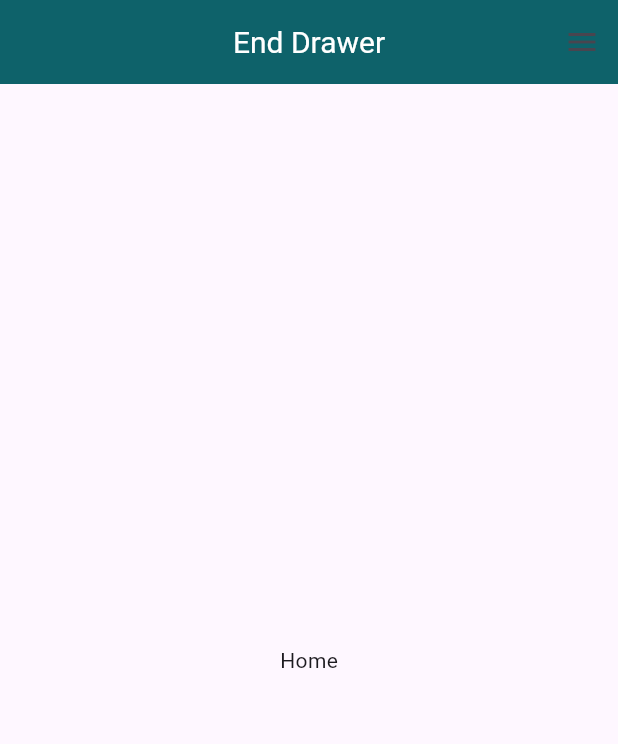
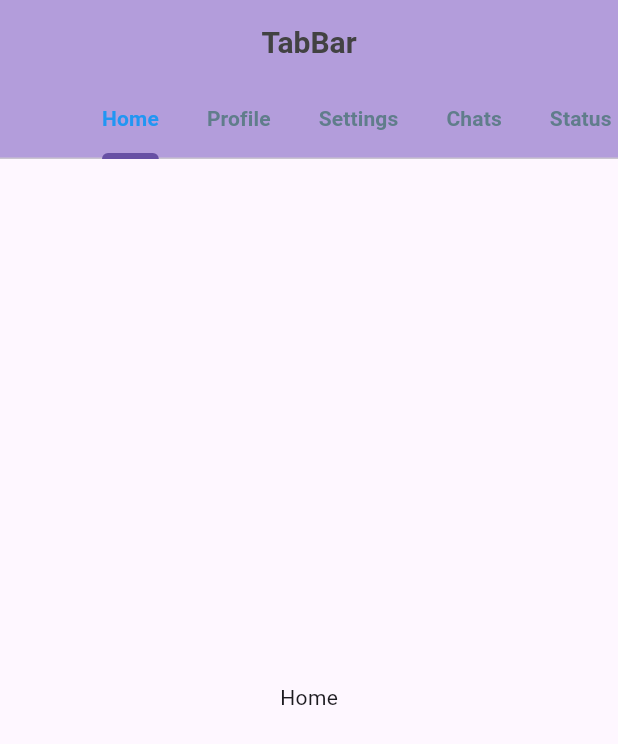
Before and after one commit to tanvirmirza/flutter-build, a Flutter app: the screen it shows after launch, on a phone screen of 412 x 824 dp. Shown: the top 744 px of the screen. Run offline on Flutter 3.47's test engine with Material 3 defaults, Android fonts, the phone set to English and light mode, and no system bars; our stand-ins replace device_preview, font_awesome_flutter.

Commit message:
widget: Practice Day Four

```diff
--- a/lib/home.dart
+++ b/lib/home.dart
@@ -1,8 +1,7 @@
 import 'package:flutter/material.dart';
-import 'widgets-day/Day_03/07_pass-data.dart';
-import 'widgets-day/Day_03/08_bottom-nav.dart';
-import 'widgets-day/Day_03/09_navigation-drawer.dart';
-import 'widgets-day/Day_03/10_end-drawer.dart';
+import 'widgets-day/Day_04/01_theme.dart';
+import 'widgets-day/Day_04/09_tabbar-view.dart';
+import 'widgets-day/Day_04/10_reuseble-custom-widget.dart';
 
 class HomePage extends StatelessWidget {
   const HomePage({super.key});
@@ -10,28 +9,9 @@ class HomePage extends StatelessWidget {
   @override
   Widget build(BuildContext context) {
     return MaterialApp(
-        theme: ThemeData(
-            // primarySwatch: Colors.blueGrey,
-            appBarTheme: AppBarTheme(
-                color: Color(0xFF0E626A),
-                centerTitle: true,
-                titleSpacing: 5,
-                titleTextStyle: TextStyle(color: Colors.white, fontSize: 20)),
-            textTheme: TextTheme(
-              headlineLarge: TextStyle(
-                fontSize: 20,
-                fontWeight: FontWeight.bold,
-                color: Colors.black,
-              ),
-              bodyLarge: TextStyle(
-                fontSize: 18,
-                color: Colors.black,
-              ),
-            )),
+        theme: KTheme(),
         debugShowCheckedModeBanner: false,
-        title: " PRACTICE WIDGETS",
-        home: Scaffold(
-          body: KEndDrawer(),
-        ));
+        title: "PRACTICE WIDGETS",
+        home: KTabbarView());
   }
 }
--- /dev/null
+++ b/lib/widgets-day/Day_04/01_theme.dart
@@ -0,0 +1,46 @@
+import 'package:flutter/material.dart';
+
+ThemeData KTheme() {
+  return ThemeData(
+    // primaryColor: ,
+    appBarTheme: AppBarTheme(
+        centerTitle: true,
+        backgroundColor: Colors.deepPurple.shade200,
+        titleSpacing: 5,
+        titleTextStyle: TextStyle(
+            color: Colors.grey.shade800,
+            fontSize: 20,
+            fontWeight: FontWeight.bold)),
+    textTheme: TextTheme(
+      headlineLarge: TextStyle(fontSize: 30, color: Colors.black),
+      bodyLarge: TextStyle(
+        fontSize: 20,
+        fontWeight: FontWeight.bold,
+        color: Colors.black,
+      ),
+    ),
+    buttonTheme: ButtonThemeData(buttonColor: Colors.purpleAccent),
+    bottomNavigationBarTheme:
+        BottomNavigationBarThemeData(backgroundColor: Colors.deepPurple),
+    bottomSheetTheme: BottomSheetThemeData(backgroundColor: Colors.deepOrange),
+    drawerTheme: DrawerThemeData(backgroundColor: Colors.purple),
+    dropdownMenuTheme: DropdownMenuThemeData(
+        textStyle: TextStyle(backgroundColor: Colors.black38)),
+    cardTheme: CardTheme(color: Colors.purple.shade100, elevation: 10),
+    //  progressIndicatorTheme: ,
+    //  dialogTheme: ,
+    checkboxTheme: CheckboxThemeData(
+        // checkColor: MaterialStateProperty.all(Colors.white),
+        // fillColor: MaterialStateProperty.all(Colors.deepPurple)
+        shape: RoundedRectangleBorder(borderRadius: BorderRadius.circular(5))),
+    snackBarTheme: SnackBarThemeData(
+        backgroundColor: Colors.blueGrey,
+        actionTextColor: Colors.deepOrange[100]),
+    //  tabBarTheme: ,
+    //  chipTheme: ,
+    //  tooltipTheme: ,
+    //  toggleButtonsTheme: ,
+    //  switchTheme: ,
+    //  popupMenuTheme: ,
+  );
+}
--- /dev/null
+++ b/lib/widgets-day/Day_04/09_tabbar-view.dart
@@ -0,0 +1,55 @@
+import 'package:flutter/material.dart';
+
+class KTabbarView extends StatefulWidget {
+  const KTabbarView({super.key});
+
+  @override
+  State<KTabbarView> createState() => _KTabbarViewState();
+}
+
+class _KTabbarViewState extends State<KTabbarView> {
+  @override
+  Widget build(BuildContext context) {
+    return DefaultTabController(
+      length: 6,
+      child: Builder(
+        builder: (context) {
+          debugPrint(DefaultTabController.of(context).length.toString());
+
+          return Scaffold(
+            appBar: AppBar(
+              title: const Text('TabBar'),
+              bottom: const TabBar(
+                isScrollable: true,
+                indicatorWeight: 4,
+                unselectedLabelColor: Colors.blueGrey,
+                labelColor: Colors.blue,
+                labelStyle: TextStyle(fontWeight: FontWeight.bold, fontSize: 14),
+                tabs: [
+                  Tab(text: 'Home'),
+                  Tab(text: 'Profile'),
+                  Tab(text: 'Settings'),
+                  Tab(text: 'Chats'),
+                  Tab(text: 'Status'),
+                  Tab(text: 'Camera'),
+                ],
+              ),
+            ),
+            body: const SafeArea(
+              child: TabBarView(
+                children: [
+                  Center(child: Text("Home")),
+                  Center(child: Text("Profile")),
+                  Center(child: Text("Settings")),
+                  Center(child: Text("Chats")),
+                  Center(child: Text("Status")),
+                  Center(child: Text("Camera")),
+                ],
+              ),
+            ),
+          );
+        },
+      ),
+    );
+  }
+}
```
Also changed, not shown: lib/widgets-day/Day_04/02_card.dart (added, +30 -0 lines), lib/widgets-day/Day_04/03_circle-progress.dart (added, +53 -0 lines), lib/widgets-day/Day_04/04_linear-progress.dart (added, +82 -0 lines), lib/widgets-day/Day_04/05_show-dialog.dart (added, +97 -0 lines), lib/widgets-day/Day_04/06_checkbox.dart (added, +47 -0 lines), lib/widgets-day/Day_04/07_snackbar.dart (added, +30 -0 lines), lib/widgets-day/Day_04/08_page-view.dart (added, +56 -0 lines), lib/widgets-day/Day_04/10_reuseble-custom-widget.dart (added, +129 -0 lines).
